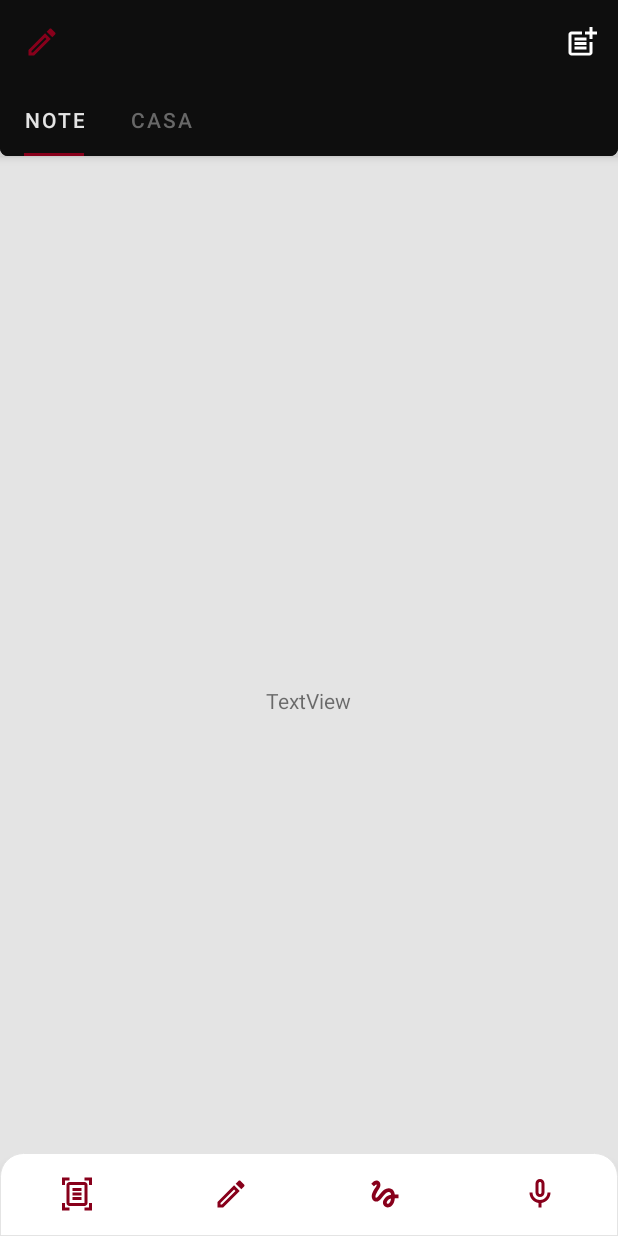
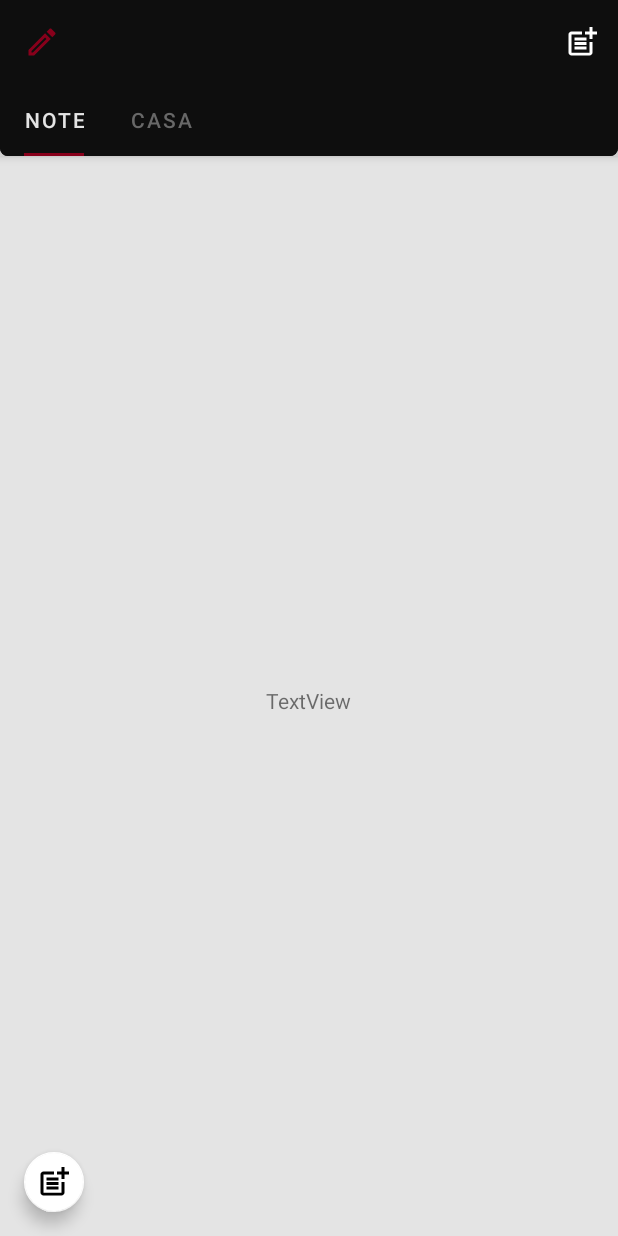
Before and after one commit to oliverMat/Note, an Android app: the screen it shows after launch (CategoriaActivity), on a phone screen of 412 x 824 dp. Run offline under Robolectric (Android 15) with nearby library versions, the phone set to English and light mode, and no system bars; our stand-ins replace Room's generated code.

Commit message:
add categoria adcionado

```diff
--- /dev/null
+++ b/app/src/main/res/drawable-v24/fundo_redondo_preto_top.xml
@@ -0,0 +1,10 @@
+<?xml version="1.0" encoding="utf-8"?>
+<shape
+    xmlns:android="http://schemas.android.com/apk/res/android"
+    android:shape="rectangle">
+
+    <solid android:color="@color/colorPrimary"/>
+    <corners android:topLeftRadius="15dp" android:topRightRadius="15dp"/>
+
+
+</shape>
--- a/app/src/main/res/layout/activity_categoria.xml
+++ b/app/src/main/res/layout/activity_categoria.xml
@@ -54,101 +54,17 @@
         android:background="@color/colorBrancoGelo"
         app:layout_behavior="@string/appbar_scrolling_view_behavior" />
 
-    <LinearLayout
-        android:id="@+id/acoesCategoria"
-        android:layout_width="match_parent"
-        android:layout_height="55dp"
-        android:layout_gravity="bottom|center"
-        android:background="@drawable/fundo_redondo_branco_top"
-        android:baselineAligned="false"
-        android:elevation="5dp"
-        android:gravity="center"
-        android:orientation="horizontal">
-
-        <LinearLayout
-            android:id="@+id/dialog_scanner"
-            android:layout_width="wrap_content"
-            android:layout_height="wrap_content"
-            android:layout_weight="1"
-            android:gravity="center"
-            android:orientation="vertical">
-
-            <ImageView
-                android:layout_width="wrap_content"
-                android:layout_height="wrap_content"
-                android:layout_gravity="center"
-                android:layout_marginLeft="20dp"
-                android:layout_marginTop="10dp"
-                android:layout_marginRight="20dp"
-                android:layout_marginBottom="10dp"
-                android:contentDescription="@null"
-                app:srcCompat="@drawable/ic_outline_document_scanner_24_vermelho" />
-        </LinearLayout>
-
-        <LinearLayout
-            android:id="@+id/dialog_addNota"
-            android:layout_width="wrap_content"
-            android:layout_height="wrap_content"
-            android:layout_weight="1"
-            android:gravity="center"
-            android:orientation="vertical">
-
-            <ImageView
-                android:layout_width="wrap_content"
-                android:layout_height="wrap_content"
-                android:layout_gravity="center"
-                android:layout_marginLeft="20dp"
-                android:layout_marginTop="10dp"
-                android:layout_marginRight="20dp"
-                android:layout_marginBottom="10dp"
-                android:contentDescription="@null"
-                app:srcCompat="@drawable/ic_outline_create_24_vermelho" />
-
-        </LinearLayout>
-
-        <LinearLayout
-            android:id="@+id/dialog_addImagem"
-            android:layout_width="wrap_content"
-            android:layout_height="wrap_content"
-            android:layout_weight="1"
-            android:gravity="center"
-            android:orientation="vertical">
-
-            <ImageView
-                android:layout_width="wrap_content"
-                android:layout_height="wrap_content"
-                android:layout_gravity="center"
-                android:layout_marginLeft="20dp"
-                android:layout_marginTop="10dp"
-                android:layout_marginRight="20dp"
-                android:layout_marginBottom="10dp"
-                android:contentDescription="@null"
-                app:srcCompat="@drawable/ic_outline_gesture_24_vermelho" />
-
-        </LinearLayout>
-
-        <LinearLayout
-            android:id="@+id/dialog_addAudio"
-            android:layout_width="wrap_content"
-            android:layout_height="wrap_content"
-            android:layout_weight="1"
-            android:gravity="center"
-            android:orientation="vertical">
-
-            <ImageView
-                android:layout_width="wrap_content"
-                android:layout_height="wrap_content"
-                android:layout_gravity="center"
-                android:layout_marginLeft="20dp"
-                android:layout_marginTop="10dp"
-                android:layout_marginRight="20dp"
-                android:layout_marginBottom="10dp"
-                android:contentDescription="@null"
-                app:srcCompat="@drawable/ic_outline_mic_none_24_vermelho" />
-
-        </LinearLayout>
-
-
-    </LinearLayout>
+    <com.google.android.material.floatingactionbutton.FloatingActionButton
+        android:id="@+id/fabAddTab"
+        android:layout_width="wrap_content"
+        android:layout_height="wrap_content"
+        android:layout_gravity="bottom"
+        android:layout_margin="16dp"
+        android:clickable="true"
+        app:backgroundTint="@color/colorBranco"
+        app:fabSize="mini"
+        app:srcCompat="@drawable/ic_outline_post_add_24"
+        android:focusable="true"
+        android:contentDescription="TODO" />
 
 </androidx.coordinatorlayout.widget.CoordinatorLayout>
--- a/app/src/main/res/values-night/themes.xml
+++ b/app/src/main/res/values-night/themes.xml
@@ -9,7 +9,22 @@
         <item name="android:windowBackground">@color/colorBranco</item>
         <item name="android:statusBarColor">@color/colorPrimary</item>
 
-        <item name="android:navigationBarColor">@color/colorBrancoGelo</item>
+        <item name="android:navigationBarColor">@color/colorPrimary</item>
         <!-- Customize your theme here. -->
     </style>
+
+    <style name="Theme.Note.NoActionBar">
+        <item name="windowActionBar">false</item>
+        <item name="windowNoTitle">true</item>
+    </style>
+
+    <!-- bottom sheet com topo redondo -->
+    <style name="BottomSheet" parent="@style/Widget.Design.BottomSheet.Modal">
+        <item name="android:background">@drawable/fundo_redondo_preto_top</item>
+    </style>
+    <style name="BaseBottomSheetDialog" parent="@style/Theme.Design.Light.BottomSheetDialog">
+        <item name="bottomSheetStyle">@style/BottomSheet</item>
+        <item name="android:statusBarColor">@color/colorPrimary</item>
+        <item name="android:navigationBarColor">@color/colorPrimary</item>
+    </style>
 </resources>
--- a/app/src/main/res/values/strings.xml
+++ b/app/src/main/res/values/strings.xml
@@ -1,4 +1,6 @@
 <resources>
     <string name="app_name">Note</string>
     <string name="novaCategoria">Nova Categoria</string>
+    <string name="adicionar">Adicionar</string>
+    <string name="ok">OK</string>
 </resources>
--- a/app/src/main/res/values/themes.xml
+++ b/app/src/main/res/values/themes.xml
@@ -9,7 +9,22 @@
         <item name="android:windowBackground">@color/colorBranco</item>
         <item name="android:statusBarColor">@color/colorPrimary</item>
 
-        <item name="android:navigationBarColor">@color/colorBrancoGelo</item>
+        <item name="android:navigationBarColor">@color/colorPrimary</item>
         <!-- Customize your theme here. -->
     </style>
+
+    <style name="Theme.Note.NoActionBar">
+        <item name="windowActionBar">false</item>
+        <item name="windowNoTitle">true</item>
+    </style>
+
+    <!-- bottom sheet com topo redondo -->
+    <style name="BottomSheet" parent="@style/Widget.Design.BottomSheet.Modal">
+        <item name="android:background">@drawable/fundo_redondo_preto_top</item>
+    </style>
+    <style name="BaseBottomSheetDialog" parent="@style/Theme.Design.Light.BottomSheetDialog">
+        <item name="bottomSheetStyle">@style/BottomSheet</item>
+        <item name="android:statusBarColor">@color/colorPrimary</item>
+        <item name="android:navigationBarColor">@color/colorPrimary</item>
+    </style>
 </resources>
```
Also changed, not shown: app/src/main/java/br/oliver/mark4/view/CategoriaActivity.kt (+39 -1 lines), app/src/main/res/drawable/ic_outline_close_24.xml (added, +10 -0 lines), app/src/main/res/layout/bottom_sheet_add_tab.xml (added, +44 -0 lines).
